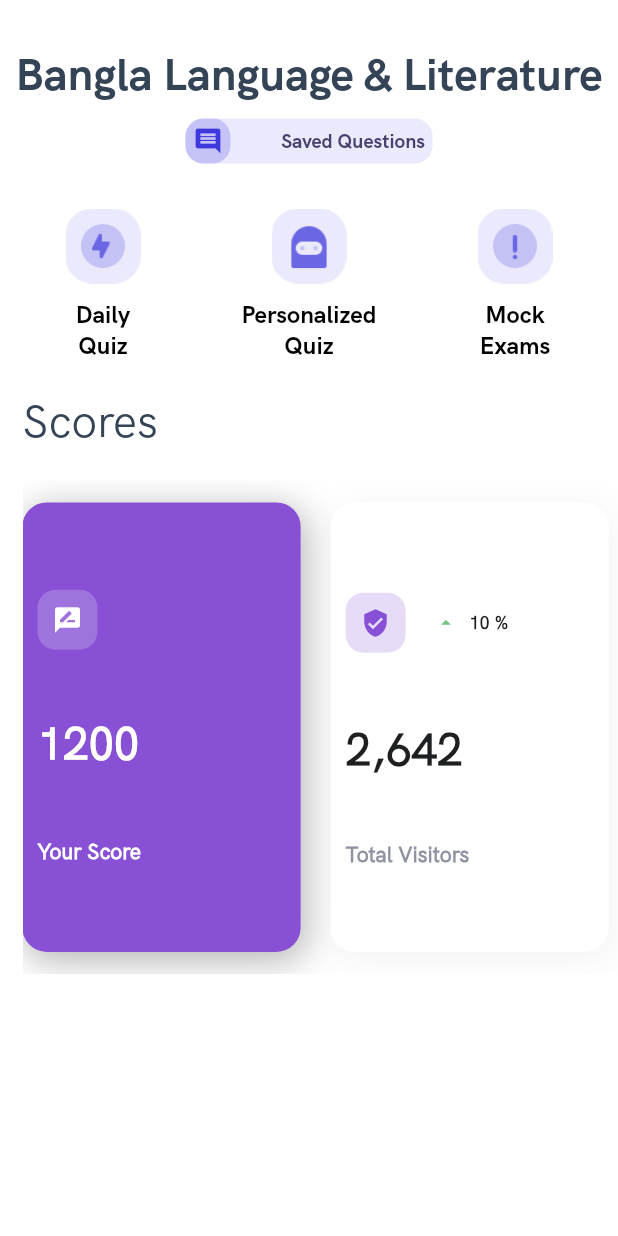
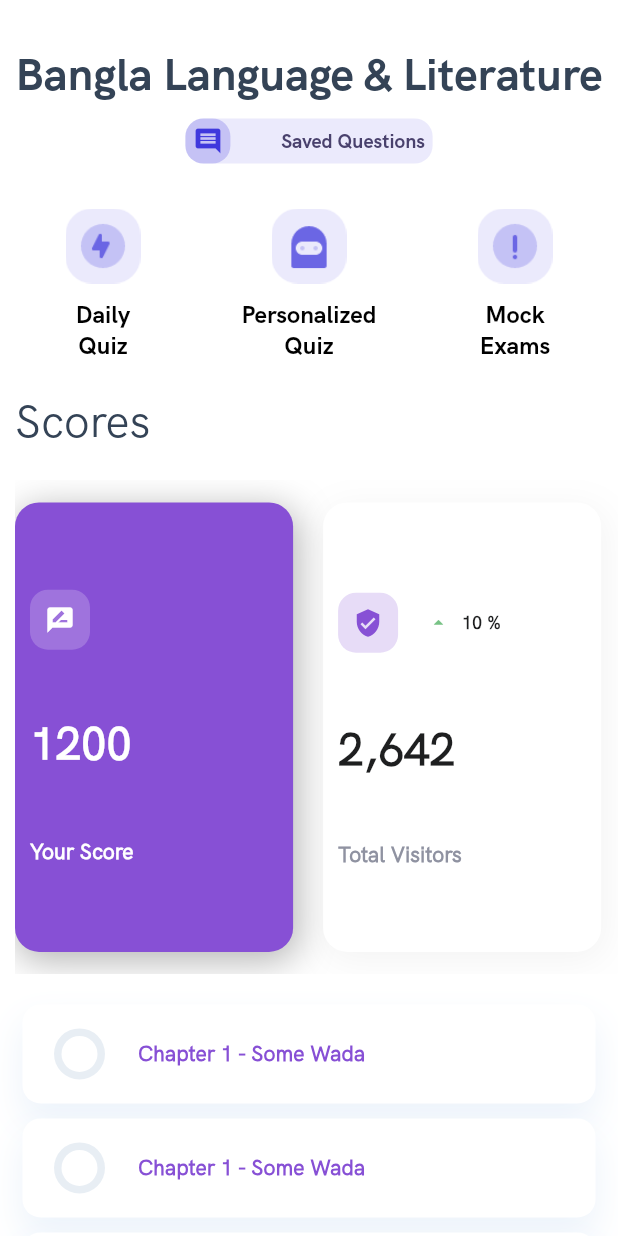
Before and after one commit to ryzlan/flutter_porashona_online, a Flutter app: the screen it shows after launch, on a phone screen of 412 x 824 dp. Run offline on Flutter 3.47's test engine with Material 2 defaults, Android fonts, the phone set to English and light mode, and no system bars; our stand-ins replace bot_toast, contacts_service, flutter_secure_storage, intl_phone_field, percent_indicator, permission_handler and 1 more; missing offline and left inert: libphonenumber.

Commit message:
Made a Custom Accordian

```diff
--- /dev/null
+++ b/PorashonaOnline/lib/components/expand.dart
@@ -0,0 +1,264 @@
+import 'package:flutter/widgets.dart';
+import 'package:flutter/material.dart';
+
+const Duration _kExpand = Duration(milliseconds: 200);
+
+/// A single-line [ListTile] with a trailing button that expands or collapses
+/// the tile to reveal or hide the [children].
+///
+/// This widget is typically used with [ListView] to create an
+/// "expand / collapse" list entry. When used with scrolling widgets like
+/// [ListView], a unique [PageStorageKey] must be specified to enable the
+/// [ExpansionTile] to save and restore its expanded state when it is scrolled
+/// in and out of view.
+///
+/// See also:
+///
+///  * [ListTile], useful for creating expansion tile [children] when the
+///    expansion tile represents a sublist.
+///  * The "Expand/collapse" section of
+///    <https://material.io/guidelines/components/lists-controls.html>.
+class ExpansionCard extends StatefulWidget {
+  /// Creates a single-line [ListTile] with a trailing button that expands or collapses
+  /// the tile to reveal or hide the [children]. The [initiallyExpanded] property must
+  /// be non-null.
+  const ExpansionCard({
+    Key key,
+    this.leading,
+    @required this.title,
+    this.background,
+    this.backgroundColor,
+    this.margin = const EdgeInsets.only(top: 0),
+    this.borderRadius = 12,
+    this.onExpansionChanged,
+    this.children = const <Widget>[],
+    this.trailing,
+    this.initiallyExpanded = false,
+  })  : assert(initiallyExpanded != null),
+        super(key: key);
+
+  /// Adds margin to content of the card.
+  final EdgeInsets margin;
+
+  /// Provides CircularRadius to the border of the card.
+  final double borderRadius;
+
+  /// A widget to add background.
+  /// it can be a gif or image.
+  final Widget background;
+
+  /// A widget to display before the title.
+  ///
+  /// Typically a [CircleAvatar] widget.
+  final Widget leading;
+
+  /// The primary content of the list item.
+  ///
+  /// Typically a [Text] widget.
+  final Widget title;
+
+  /// Called when the tile expands or collapses.
+  ///
+  /// When the tile starts expanding, this function is called with the value
+  /// true. When the tile starts collapsing, this function is called with
+  /// the value false.
+  final ValueChanged<bool> onExpansionChanged;
+
+  /// The widgets that are displayed when the tile expands.
+  ///
+  /// Typically [ListTile] widgets.
+  final List<Widget> children;
+
+  /// The color to display behind the sublist when expanded.
+  final Color backgroundColor;
+
+  /// A widget to display instead of a rotating arrow icon.
+  final Widget trailing;
+
+  /// Specifies if the list tile is initially expanded (true) or collapsed (false, the default).
+  final bool initiallyExpanded;
+
+  @override
+  _ExpansionTileState createState() => _ExpansionTileState();
+}
+
+class _ExpansionTileState extends State<ExpansionCard>
+    with SingleTickerProviderStateMixin {
+  static final Animatable<double> _easeOutTween =
+      CurveTween(curve: Curves.easeOut);
+  static final Animatable<double> _easeInTween =
+      CurveTween(curve: Curves.easeIn);
+  static final Animatable<double> _halfTween =
+      Tween<double>(begin: 0.0, end: 0.5);
+
+  final ColorTween _borderColorTween = ColorTween();
+  final ColorTween _headerColorTween = ColorTween();
+  final ColorTween _iconColorTween = ColorTween();
+  final ColorTween _backgroundColorTween = ColorTween();
+
+  AnimationController _controller;
+  Animation<double> _iconTurns;
+  Animation<double> _heightFactor;
+  Animation<Color> _headerColor;
+  Animation<Color> _iconColor;
+  Animation<Color> _backgroundColor;
+
+  bool _isExpanded = false;
+
+  @override
+  void initState() {
+    super.initState();
+    _controller = AnimationController(duration: _kExpand, vsync: this);
+    _heightFactor = _controller.drive(_easeInTween);
+    _iconTurns = _controller.drive(_halfTween.chain(_easeInTween));
+    _headerColor = _controller.drive(_headerColorTween.chain(_easeInTween));
+    _iconColor = _controller.drive(_iconColorTween.chain(_easeInTween));
+    _backgroundColor =
+        _controller.drive(_backgroundColorTween.chain(_easeOutTween));
+
+    _isExpanded =
+        PageStorage.of(context)?.readState(context) ?? widget.initiallyExpanded;
+    if (_isExpanded) _controller.value = 1.0;
+  }
+
+  @override
+  void dispose() {
+    _controller.dispose();
+    super.dispose();
+  }
+
+  void _handleTap() {
+    setState(() {
+      _isExpanded = !_isExpanded;
+      if (_isExpanded) {
+        _controller.forward();
+      } else {
+        _controller.reverse().then<void>((void value) {
+          if (!mounted) return;
+          setState(() {
+            // Rebuild without widget.children.
+          });
+        });
+      }
+      PageStorage.of(context)?.writeState(context, _isExpanded);
+    });
+    if (widget.onExpansionChanged != null)
+      widget.onExpansionChanged(_isExpanded);
+  }
+
+  Widget _buildChildren(BuildContext context, Widget child) {
+    final Color borderSideColor = Colors.transparent; // _borderColor.value ??
+
+    final isOpen = Container(
+        // margin: EdgeInsets.symmetric(horizontal: 20),
+        padding: EdgeInsets.all(5),
+        decoration: BoxDecoration(
+          borderRadius: BorderRadius.circular(100),
+          color: Theme.of(context).primaryColor,
+        ),
+        child: Container(
+          padding: EdgeInsets.all(2),
+          decoration: BoxDecoration(
+            borderRadius: BorderRadius.circular(100),
+            color: Theme.of(context).primaryColor,
+          ),
+          child: Icon(
+            Icons.note_add,
+            color: Colors.transparent,
+            size: 20,
+          ),
+        ));
+    final isClosed = Container(
+        // margin: EdgeInsets.symmetric(horizontal: 20),
+        padding: EdgeInsets.all(5),
+        decoration: BoxDecoration(
+          borderRadius: BorderRadius.circular(100),
+          color: Color.fromRGBO(232, 238, 244, 1),
+        ),
+        child: Container(
+          padding: EdgeInsets.all(2),
+          decoration: BoxDecoration(
+            borderRadius: BorderRadius.circular(100),
+            color: Colors.white,
+          ),
+          child: Icon(
+            Icons.note_add,
+            color: Colors.transparent,
+            size: 20,
+          ),
+        ));
+
+    return Container(
+      alignment: Alignment.centerLeft,
+      width: double.infinity,
+      padding: EdgeInsets.all(5),
+      margin: EdgeInsets.symmetric(horizontal: 15),
+      decoration: BoxDecoration(
+          borderRadius: BorderRadius.circular(12),
+          color: Colors.white,
+          boxShadow: [
+            BoxShadow(
+              color: Color.fromRGBO(60, 128, 209, 0.09),
+              spreadRadius: 1,
+              blurRadius: 19,
+              offset: Offset(0, 12), // changes position of shadow
+            ),
+          ]),
+      child: Column(
+        mainAxisSize: MainAxisSize.min,
+        crossAxisAlignment: CrossAxisAlignment.start,
+        mainAxisAlignment: MainAxisAlignment.center,
+        children: <Widget>[
+          ListTileTheme.merge(
+              iconColor: _iconColor.value,
+              textColor: _headerColor.value,
+              child: Container(
+                alignment: Alignment.centerLeft,
+                margin: widget.margin,
+                child: ListTile(
+                  onTap: _handleTap,
+                  leading: _isExpanded ? isOpen : isClosed,
+                  title: widget.title,
+                  trailing: null,
+                  // widget.trailing ??
+                  //     RotationTransition(
+                  //       turns: _iconTurns,
+                  //       child: const Icon(Icons.expand_more),
+                  //     ),
+                ),
+              )),
+          ClipRect(
+            child: Align(
+              heightFactor: _heightFactor.value,
+              child: child,
+            ),
+          ),
+        ],
+      ),
+    );
+  }
+
+  @override
+  void didChangeDependencies() {
+    final ThemeData theme = Theme.of(context);
+    _borderColorTween..end = theme.dividerColor;
+    _headerColorTween
+      ..begin = Colors.white
+      ..end = Color(0xff60c9df);
+    _iconColorTween
+      ..begin = Colors.white
+      ..end = Color(0xff60c9df);
+    _backgroundColorTween..end = widget.backgroundColor;
+    super.didChangeDependencies();
+  }
+
+  @override
+  Widget build(BuildContext context) {
+    final bool closed = !_isExpanded && _controller.isDismissed;
+    return AnimatedBuilder(
+      animation: _controller.view,
+      builder: _buildChildren,
+      child: closed ? null : Column(children: widget.children),
+    );
+  }
+}
--- a/PorashonaOnline/lib/main.dart
+++ b/PorashonaOnline/lib/main.dart
@@ -98,6 +98,8 @@ class MyApp extends StatelessWidget {
                 fontWeight: FontWeight.normal)),
       ),
       home: SubjectPage(),
+      //MyHomePage()
+      //SubjectPage(),
       //LoginScreen(),
     );
   }
--- a/PorashonaOnline/lib/pages/home_page_screen/SubjectPage.dart
+++ b/PorashonaOnline/lib/pages/home_page_screen/SubjectPage.dart
@@ -1,4 +1,6 @@
 import 'package:flutter/material.dart';
+// import 'package:expansion_card/expansion_card.dart';
+import '../../components/expand.dart';
 
 class SubjectPage extends StatefulWidget {
   SubjectPage({Key key}) : super(key: key);
@@ -8,6 +10,13 @@ class SubjectPage extends StatefulWidget {
 }
 
 class _SubjectPageState extends State<SubjectPage> {
+  final List chapterName = [
+    'Chapter 1 - Fundamentals of IELTS',
+    'Chapter 2 - Some Wada',
+    'Chapter 3 - Other Wada',
+    'Chapter 4 - Wada Wada',
+  ];
+
   @override
   Widget build(BuildContext context) {
     return Scaffold(
@@ -77,7 +86,7 @@ class _SubjectPageState extends State<SubjectPage> {
             height: 20,
           ),
           Container(
-            margin: EdgeInsets.symmetric(horizontal: 15),
+            margin: EdgeInsets.symmetric(horizontal: 10),
             child: Text(
               "Scores",
               style: Theme.of(context).textTheme.headline2,
@@ -91,6 +100,10 @@ class _SubjectPageState extends State<SubjectPage> {
           SizedBox(
             height: 20,
           ),
+          _listChapterWidget(context),
+          SizedBox(
+            height: 20,
+          )
         ]),
       ),
     );
@@ -351,11 +364,88 @@ class _SubjectPageState extends State<SubjectPage> {
     );
 
     return Container(
-      margin: EdgeInsets.only(left: 15),
+      margin: EdgeInsets.only(left: 10),
       padding: EdgeInsets.symmetric(horizontal: 0.0, vertical: 0.0),
       height: MediaQuery.of(context).size.height * 0.40,
       child: ListView(
           scrollDirection: Axis.horizontal, children: [score, visitors, time]),
     );
   }
+
+  _listChapterWidget(BuildContext context) {
+    final chapterOne = ExpansionCard(
+      // trailing: null,
+      title: Text(
+        "Chapter 1 - Some Wada",
+        style: TextStyle(
+            fontSize: 14,
+            color: Color.fromRGBO(135, 80, 213, 1),
+            fontFamily: 'HKRegular',
+            fontWeight: FontWeight.bold),
+      ),
+      children: <Widget>[
+        Container(
+          margin: EdgeInsets.symmetric(horizontal: 7),
+          child: Text("Content goes over here !",
+              style: TextStyle(fontSize: 20, color: Colors.black)),
+        )
+      ],
+    );
+
+    final chapterTwo = ExpansionCard(
+      // trailing: null,
+      leading: Container(
+          // margin: EdgeInsets.symmetric(horizontal: 20),
+          padding: EdgeInsets.all(10),
+          decoration: BoxDecoration(
+            borderRadius: BorderRadius.circular(100),
+            color: Color.fromRGBO(255, 255, 255, .1),
+          ),
+          child: Container(
+            padding: EdgeInsets.all(5),
+            decoration: BoxDecoration(
+              borderRadius: BorderRadius.circular(100),
+              color: Theme.of(context).primaryColor,
+            ),
+            child: Icon(
+              Icons.note_add,
+              color: Colors.transparent,
+              size: 20,
+            ),
+          )),
+      title: Text(
+        "Chapter 1 - Some Wada",
+        style: TextStyle(
+            fontSize: 14,
+            color: Color.fromRGBO(135, 80, 213, 1),
+            fontFamily: 'HKRegular',
+            fontWeight: FontWeight.bold),
+      ),
+      children: <Widget>[
+        Container(
+          margin: EdgeInsets.symmetric(horizontal: 7),
+          child: Text("Content goes over here !",
+              style: TextStyle(fontSize: 20, color: Colors.black)),
+        )
+      ],
+    );
+
+    return Column(
+      children: [
+        chapterOne,
+        SizedBox(
+          height: 10,
+        ),
+        chapterOne,
+        SizedBox(
+          height: 10,
+        ),
+        chapterOne,
+        SizedBox(
+          height: 10,
+        ),
+        chapterOne
+      ],
+    );
+  }
 }
--- a/PorashonaOnline/pubspec.yaml
+++ b/PorashonaOnline/pubspec.yaml
@@ -35,6 +35,7 @@ dependencies:
   contacts_service: ^0.3.10
   permission_handler: ^5.0.1+1
   percent_indicator: ^2.1.7+2
+  expansion_card: ^0.1.0
   # The following adds the Cupertino Icons font to your application.
   # Use with the CupertinoIcons class for iOS style icons.
   cupertino_icons: ^0.1.3
```
Also changed, not shown: PorashonaOnline/pubspec.lock.
